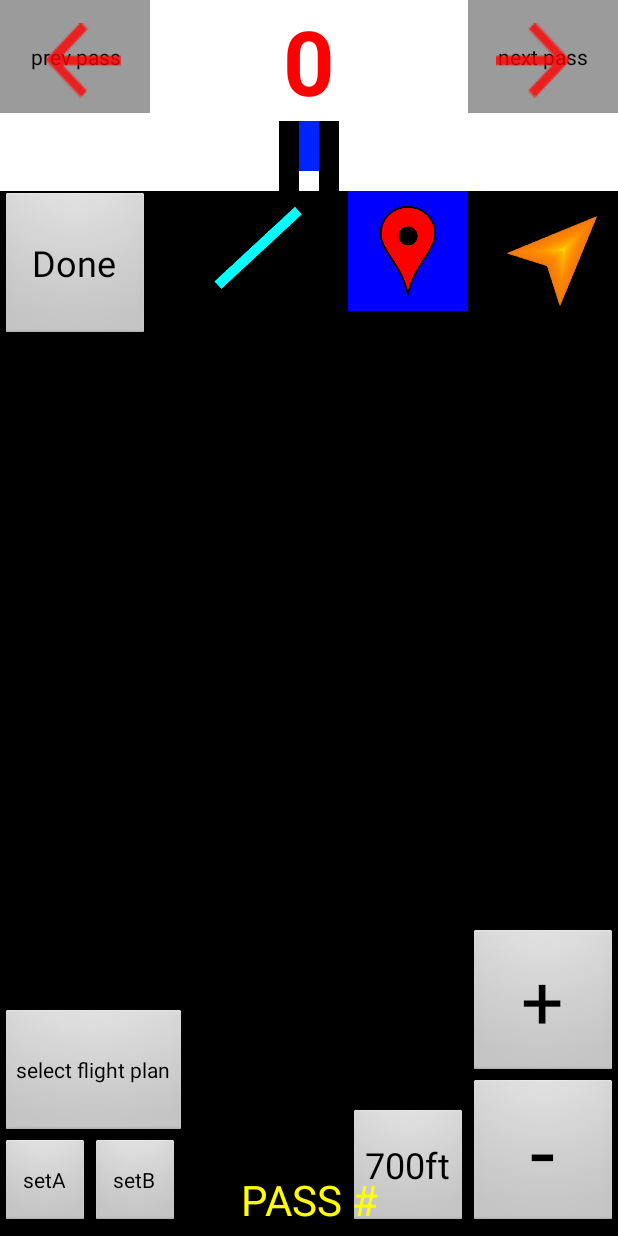
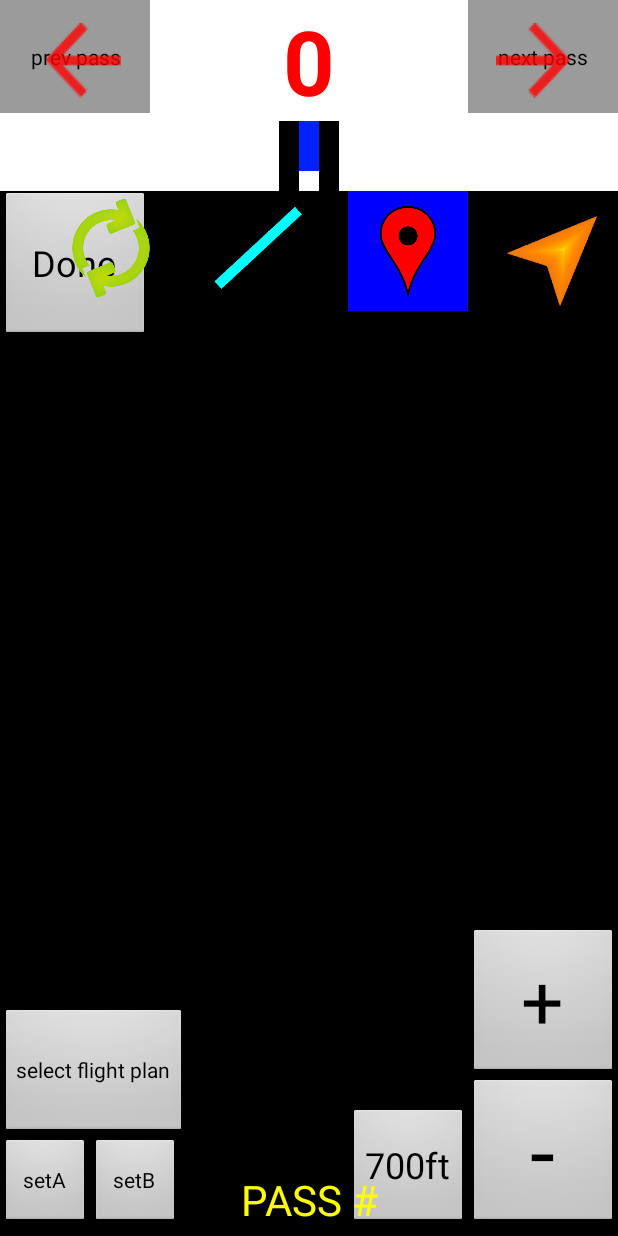
Before and after one commit to lurunkun/ceresFlightApp, an Android app: the screen it shows after launch (MainActivity), on a phone screen of 412 x 824 dp. Run offline under Robolectric (Android 15) with nearby library versions, the phone set to English and light mode, and no system bars; libraries missing offline, so code that uses them is left out: com.google.maps.android, com.squareup.otto; 4 statements that could not run were skipped.

Commit message:
add rotation icons

```diff
--- a/app/src/main/java/ceresimagingflightapp/ceresimaging/net/ceresimagingflightapp/MainActivity.java
+++ b/app/src/main/java/ceresimagingflightapp/ceresimaging/net/ceresimagingflightapp/MainActivity.java
@@ -7,6 +7,7 @@ import android.content.DialogInterface;
 import android.content.Intent;
 import android.content.SharedPreferences;
 import android.graphics.Bitmap;
+import android.graphics.Camera;
 import android.graphics.Color;
 import android.graphics.ColorFilter;
 import android.graphics.LightingColorFilter;
@@ -38,9 +39,11 @@ import android.widget.ToggleButton;
 
 import com.google.android.gms.common.ConnectionResult;
 import com.google.android.gms.common.GooglePlayServicesUtil;
+import com.google.android.gms.maps.CameraUpdate;
 import com.google.android.gms.maps.CameraUpdateFactory;
 import com.google.android.gms.maps.GoogleMap;
 import com.google.android.gms.maps.MapFragment;
+import com.google.android.gms.maps.Projection;
 import com.google.android.gms.maps.model.BitmapDescriptorFactory;
 import com.google.android.gms.maps.model.CameraPosition;
 import com.google.android.gms.maps.model.LatLng;
@@ -98,6 +101,7 @@ public class MainActivity extends Activity implements
 //    LocationRequest mLocationRequest;
 //    LocationClient mLocationClient;
     private int mScreenWidth;
+    private int mScreenHeight;
 
     private LatLng mCurrentLatLng;
     private Location mLocationCurrent;
@@ -407,6 +411,7 @@ public class MainActivity extends Activity implements
         Point size = new Point();
         display.getSize(size);
         mScreenWidth = size.x;
+        mScreenHeight = size.y;
     }
 
     public void displayTrackDist(double trackDist) {
@@ -637,7 +642,6 @@ public class MainActivity extends Activity implements
         this.stopService(i);
     }
 
-
     public void onToggleCurrentLocation(View view) {
         if (mMap != null) {
             mIsFollowing = ((ToggleButton) view).isChecked();
@@ -675,6 +679,8 @@ public class MainActivity extends Activity implements
                             .zoom(zoom).bearing(mLocationCurrent.getBearing()).build();
                     mMap.moveCamera(CameraUpdateFactory.newCameraPosition(cameraPosition));
                 }
+                mToggleCurrentLocation.setChecked(true);
+                mToggleCurrentLocation.callOnClick();
             } else {
                 view.setBackgroundColor(Color.LTGRAY);
                 float zoom = mMap.getCameraPosition().zoom;
@@ -1247,7 +1253,6 @@ public class MainActivity extends Activity implements
                 LatLng current = new LatLng(lat, lng);
                 LatLng prev = new LatLng(mLocationPrev.getLatitude(), mLocationPrev.getLongitude());
                 location.setBearing((float) SphericalUtil.computeHeading(prev, current));
-                mLocationPrev = mLocationCurrent;
                 if (mCurrentMarker == null) {
                     // initialize regular current marker arrow
                     Drawable arrow = getResources().getDrawable(R.drawable.location_arrow);
@@ -1305,12 +1310,23 @@ public class MainActivity extends Activity implements
                 CameraPosition cameraPosition;
                 float zoom = mMap.getCameraPosition().zoom;
                 if (mIsRotating) {
+                    // get offset amount
+//                    Projection proj = mMap.getProjection();
+//                    LatLng northeast = proj.getVisibleRegion().latLngBounds.northeast;
+//                    LatLng southwest = proj.getVisibleRegion().latLngBounds.southwest;
+//                    double span = SphericalUtil.computeDistanceBetween(
+//                            northeast, southwest);
+//                    Log.e(TAG, Double.toString(span));
+//                    LatLng interpCenter = SphericalUtil.computeOffset(mCurrentLatLng, span/8, location.getBearing());
+
                     cameraPosition = new CameraPosition.Builder()
                             .target(mCurrentLatLng)
+//                            .target(interpCenter)
                             .zoom(zoom)
                             .bearing(location.getBearing())
                             .build();
                 } else {
+                    mMap.setPadding(0,0,0,0);
                     cameraPosition = new CameraPosition.Builder()
                             .target(mCurrentLatLng)
                             .zoom(zoom)
@@ -1349,6 +1365,7 @@ public class MainActivity extends Activity implements
                 mTextTimeToField.setText(Long.toString(hours) + "h " + Long.toString(minutes) + "m" );
             }
             mTextFieldsRemaining.setText(Integer.toString(mNumberOfFieldsRemaining) + " remaining");
+            mLocationPrev = mLocationCurrent;
         }
     }
 
--- a/app/src/main/java/ceresimagingflightapp/ceresimaging/net/ceresimagingflightapp/utils/GeoUtils.java
+++ b/app/src/main/java/ceresimagingflightapp/ceresimaging/net/ceresimagingflightapp/utils/GeoUtils.java
@@ -1,7 +1,10 @@
 package ceresimagingflightapp.ceresimaging.net.ceresimagingflightapp.utils;
 
+import android.graphics.Point;
 import android.location.Location;
 
+import com.google.android.gms.maps.GoogleMap;
+import com.google.android.gms.maps.Projection;
 import com.google.android.gms.maps.model.LatLng;
 import com.google.android.gms.maps.model.Marker;
 import com.google.android.gms.maps.model.Polygon;
--- a/app/src/main/res/layout/activity_main.xml
+++ b/app/src/main/res/layout/activity_main.xml
@@ -110,18 +110,6 @@
             map:cameraTargetLng="-122.4183"
             map:cameraZoom="15"
             map:mapType="hybrid" />
-
-        <ToggleButton
-            android:layout_width="wrap_content"
-            android:layout_height="wrap_content"
-            android:text="New ToggleButton"
-            android:id="@+id/toggle_rotation"
-            android:layout_gravity="right"
-            android:layout_marginRight="70dp"
-            android:onClick="onToggleRotation"
-            android:textOff="rotate"
-            android:textOn="rotate"
-            android:visibility="gone" />
 
         <Button
             android:layout_width="60dp"
@@ -308,6 +296,20 @@
                 android:layout_height="fill_parent">
 
                 <ToggleButton
+                    android:background="#cccccc"
+                    android:layout_width="80dp"
+                    android:layout_height="80dp"
+                    android:text="New ToggleButton"
+                    android:id="@+id/toggle_rotation"
+                    android:layout_gravity="right"
+                    android:layout_marginRight="300dp"
+                    android:checked="false"
+                    android:onClick="onToggleRotation"
+                    android:textSize="16sp"
+                    android:textOff=" "
+                    android:textOn=" " />
+
+                <ToggleButton
                     android:background="#0000ff"
                     android:layout_width="80dp"
                     android:layout_height="80dp"
@@ -369,6 +371,16 @@
                     android:textSize="24sp"
                     android:layout_marginTop="100dp"
                     android:visibility="gone" />
+
+                <ImageView
+                    android:rotation="45"
+                    android:layout_width="60dp"
+                    android:layout_height="60dp"
+                    android:id="@+id/image_rotation_icon"
+                    android:layout_gravity="right"
+                    android:src="@drawable/rotation_icon"
+                    android:layout_marginTop="8dp"
+                    android:layout_marginRight="308dp" />
 
                 <ImageView
                     android:rotation="45"
```
Also changed, not shown: app/src/main/res/drawable-hdpi/rotation_icon.png (added), app/src/main/res/drawable-mdpi/rotation_icon.png (added), app/src/main/res/drawable-xhdpi/rotation_icon.png (added), app/src/main/res/drawable-xxhdpi/rotation_icon.png (added).
